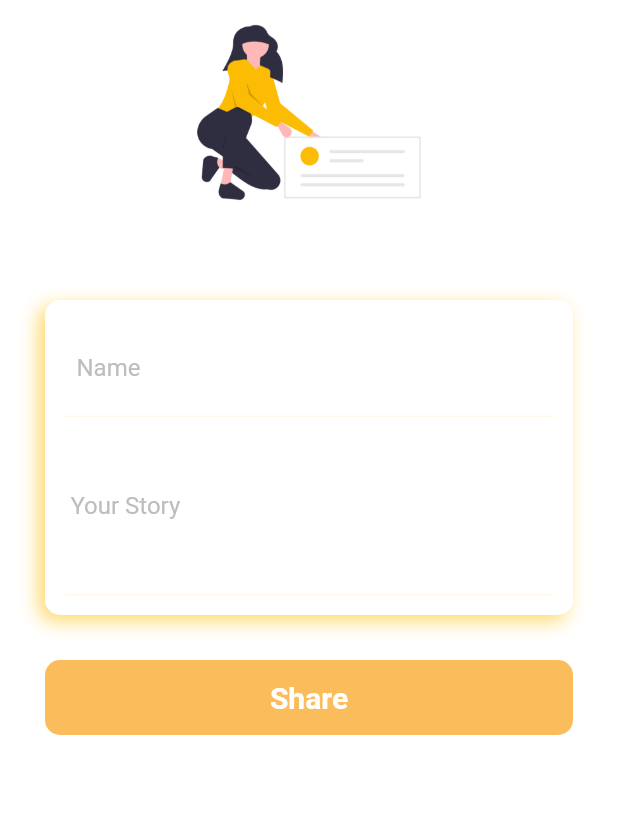
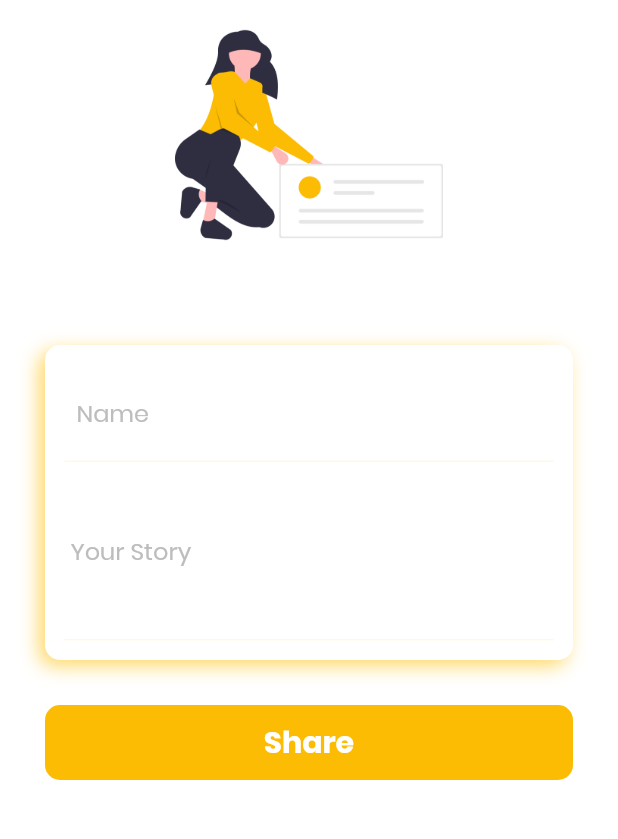
Before and after one commit to TeamTigers/donate_plasma, a Flutter app: the StoryScreen screen opened by its route, on a phone screen of 412 x 824 dp, the part 84-923 px from its top. Run offline on Flutter 3.47's test engine with Material 2 defaults, Android fonts, the phone set to English and light mode, and no system bars; our stand-ins replace font_awesome_flutter, simple_animations.

Commit message:
almost done

```diff
--- a/lib/screens/story_screen.dart
+++ b/lib/screens/story_screen.dart
@@ -1,5 +1,6 @@
 import 'package:donateplasma/animation/FadeAnimation.dart';
 import 'package:donateplasma/constants/color_constants.dart';
+import 'package:donateplasma/screens/edit_profile.dart';
 import 'package:donateplasma/widgets/drawerWidget.dart';
 import 'package:flutter/material.dart';
 
@@ -37,7 +38,9 @@ class StoryScreen extends StatelessWidget {
         ),
         actions: <Widget>[
           IconButton(
-            onPressed: () {},
+            onPressed: () {
+              Navigator.of(context).pushNamed(EditProfile.routeName);
+            },
             icon: Icon(
               Icons.pan_tool,
               size: 25,
@@ -53,7 +56,7 @@ class StoryScreen extends StatelessWidget {
               FadeAnimation(
                 1.0,
                 Container(
-                  height: 150.0,
+                  height: 180.0,
                   child: Image.asset('assets/images/st.png'),
                 ),
               ),
@@ -101,6 +104,7 @@ class StoryScreen extends StatelessWidget {
                                       hintText: "Name",
                                       hintStyle: TextStyle(
                                         color: Colors.grey[400],
+                                        fontFamily: 'Poppins',
                                       ),
                                     ),
                                   ),
@@ -124,6 +128,7 @@ class StoryScreen extends StatelessWidget {
                                       hintText: " Your Story",
                                       hintStyle: TextStyle(
                                         color: Colors.grey[400],
+                                        fontFamily: 'Poppins',
                                       ),
                                     ),
                                   ),
@@ -141,7 +146,7 @@ class StoryScreen extends StatelessWidget {
                         height: 50,
                         decoration: BoxDecoration(
                           borderRadius: BorderRadius.circular(10),
-                          color: Color(0xfffbbd5c),
+                          color: Theme.of(context).primaryColor,
                         ),
                         child: Center(
                           child: Text(
@@ -149,6 +154,7 @@ class StoryScreen extends StatelessWidget {
                             style: TextStyle(
                                 color: Colors.white,
                                 fontWeight: FontWeight.bold,
+                                fontFamily: 'Poppins',
                                 fontSize: 20),
                           ),
                         ),
```
Also changed, not shown: lib/screens/BannerScreen.dart (+19 -0 lines), lib/screens/HomeScreen.dart (+12 -2 lines), lib/screens/edit_profile.dart (+15 -5 lines).
